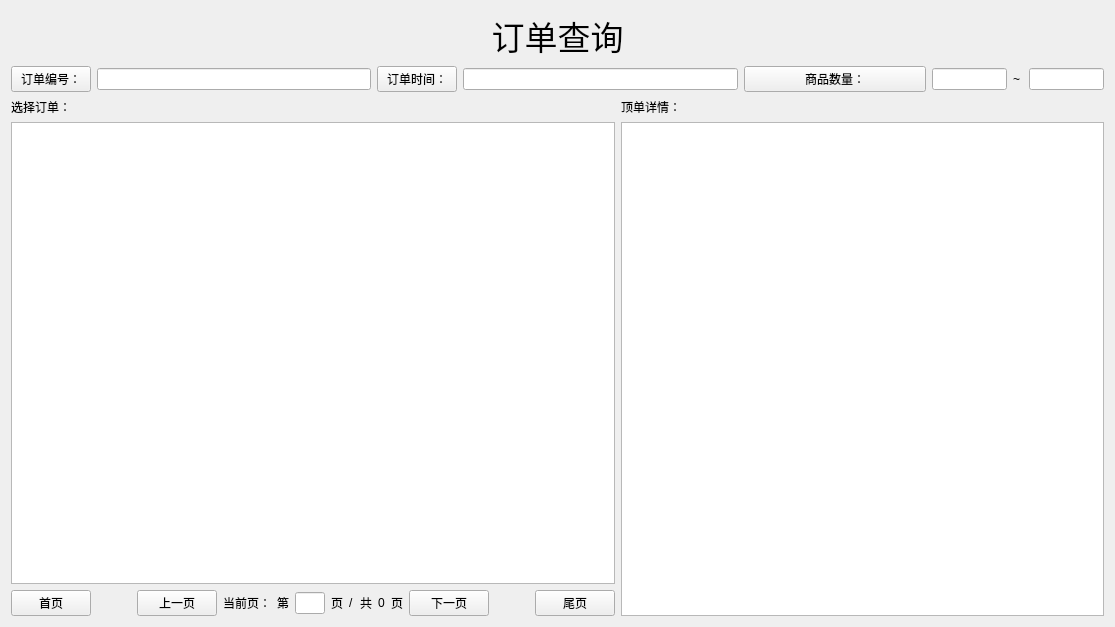
This is view/manager/widgetordermanager.ui in ylxcvvan/Supermarket-Commodity-Management-System as Qt 5 draws it before an edit. The edited form follows.
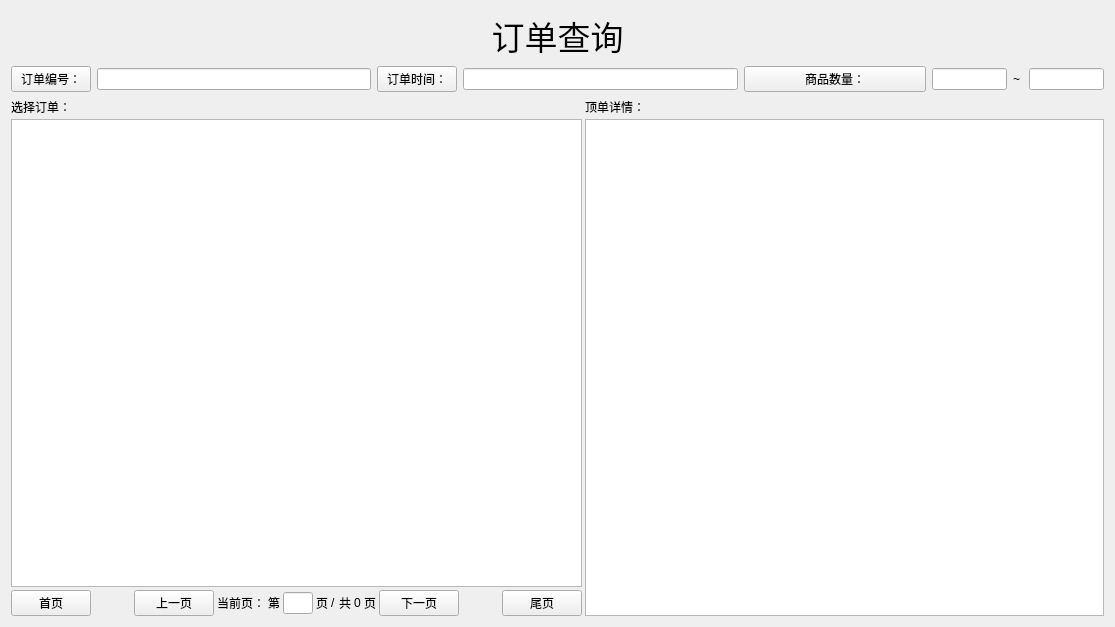
This is the edited form.

Commit message: 整改ui界面

The edit to the form file:
```diff
--- a/view/manager/widgetordermanager.ui
+++ b/view/manager/widgetordermanager.ui
@@ -108,7 +108,10 @@
       </layout>
      </item>
      <item>
-      <layout class="QHBoxLayout" name="horizontalLayout">
+      <layout class="QHBoxLayout" name="horizontalLayout" stretch="0,0">
+       <property name="spacing">
+        <number>3</number>
+       </property>
        <item>
         <layout class="QVBoxLayout" name="verticalLayout_3">
          <item>
```
The commit also changes 6 other files.
